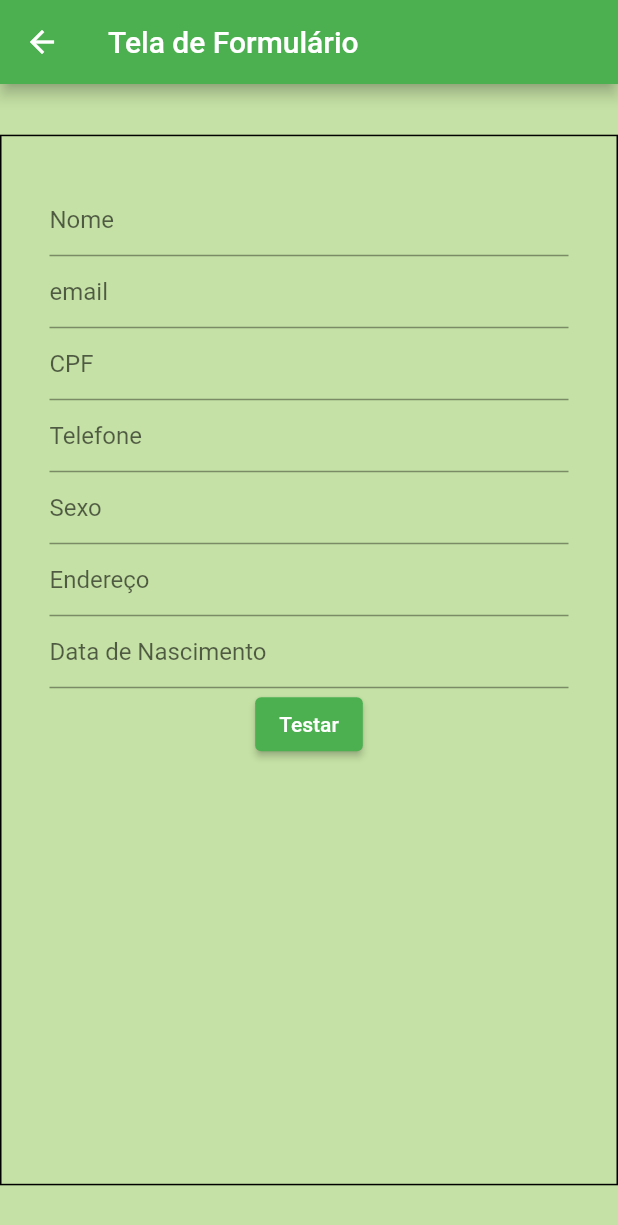
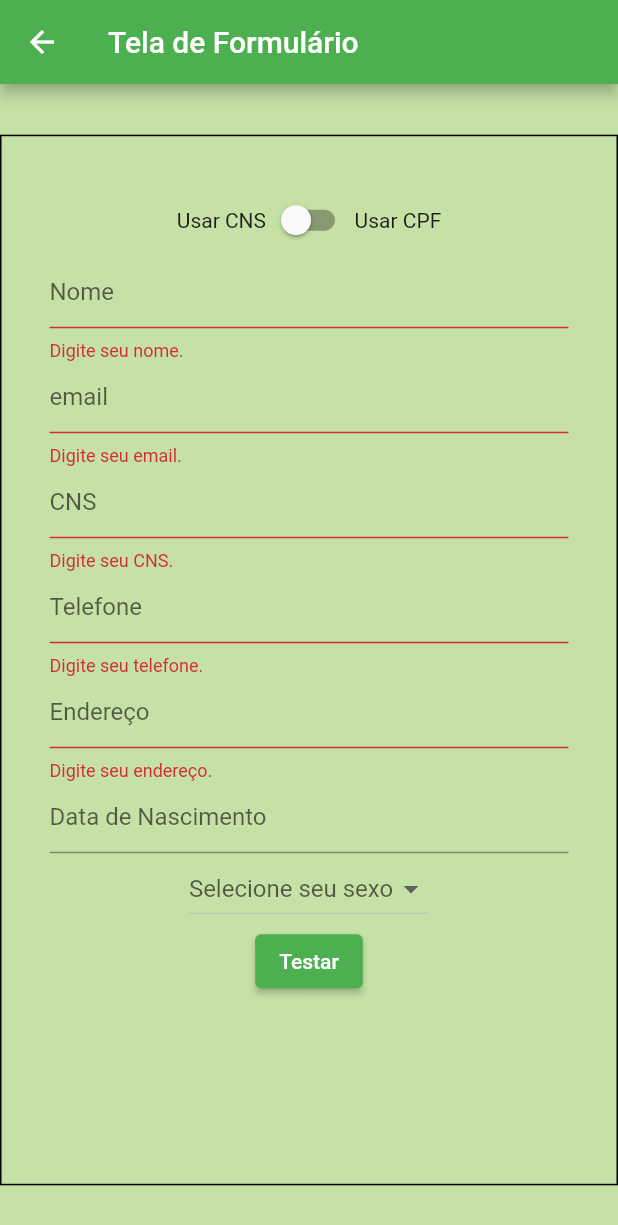
Before and after one commit to mtlira/vaccine-form-scanner, a Flutter app: the TelaFormulario screen opened directly, after a tap on "Testar", on a phone screen of 412 x 824 dp. Shown: the top 1225 px of the screen. Run offline on Flutter 3.47's test engine with Material 2 defaults, Android fonts, the phone set to English and light mode, and no system bars; drawn by our look-alikes of datetime_picker_formfield; our stand-ins replace cloud_firestore, firebase_core, select_form_field; accounts and stored records are empty.

Commit message:
Criação do formulário base conectado ao firebase

```diff
--- a/lib/TelaCadastroAplicador.dart
+++ b/lib/TelaCadastroAplicador.dart
@@ -89,7 +89,7 @@ class _CadastroAplicadorState extends State<CadastroAplicador> {
                   ElevatedButton(
                       onPressed: () async {
                         setState(() => _formKey.currentState!.validate());
-                        registroVacinado(nome);
+                        // registroVacinado(nome);
                         print(nome);
                       },
                       child: Text('Testar'))
--- a/lib/TelaFormulario.dart
+++ b/lib/TelaFormulario.dart
@@ -1,8 +1,9 @@
 import 'package:flutter/material.dart';
+import 'package:flutter/services.dart';
 import 'package:intl/intl.dart';
 import 'package:datetime_picker_formfield/datetime_picker_formfield.dart';
 import 'package:select_form_field/select_form_field.dart';
-
+import 'conexaoFirestore.dart';
 
 class TelaFormulario extends StatefulWidget {
   @override
@@ -10,7 +11,6 @@ class TelaFormulario extends StatefulWidget {
 }
 
 class _TelaFormularioState extends State<TelaFormulario> {
-
   final List<Map<String, dynamic>> _items = [
     {
       'value': 'boxValue',
@@ -22,6 +22,10 @@ class _TelaFormularioState extends State<TelaFormulario> {
     },
   ];
   final _formKey = GlobalKey<FormState>();
+  Map<String, dynamic> vacinado = {};
+  String? dropdownValue;
+  bool botao = false;
+
   @override
   Widget build(BuildContext context) {
     Size tamanhoDispositivo = MediaQuery.of(context).size;
@@ -33,8 +37,8 @@ class _TelaFormularioState extends State<TelaFormulario> {
       ),
       body: Center(
         child: Container(
-          height: tamanhoDispositivo.height*0.85,
-          width: tamanhoDispositivo.height*0.8,
+          height: tamanhoDispositivo.height * 0.85,
+          width: tamanhoDispositivo.height * 0.8,
           decoration: BoxDecoration(border: Border.all()),
           padding: EdgeInsets.all(32),
           child: Form(
@@ -43,41 +47,56 @@ class _TelaFormularioState extends State<TelaFormulario> {
               child: Column(
                 mainAxisAlignment: MainAxisAlignment.spaceEvenly,
                 children: <Widget>[
-                  TextFormField(
-                    decoration: InputDecoration(
-                      hintText: "Nome"
-                    )
+                  Row(
+                    children: [
+                      Spacer(),
+                      Text('Usar CNS'),
+                      Switch(
+                          value: botao,
+                          onChanged: (_) => setState(() {
+                                botao = !botao;
+                              })),
+                      Text('Usar CPF'),
+                      Spacer(),
+                    ],
                   ),
                   TextFormField(
-                    decoration: InputDecoration(
-                      hintText: "email"
-                    )
+                    decoration: InputDecoration(hintText: "Nome"),
+                    validator: (input) =>
+                        input!.isEmpty ? 'Digite seu nome.' : null,
+                    onChanged: (input) => vacinado['Nome'] = input,
                   ),
                   TextFormField(
-                    decoration: InputDecoration(
-                      hintText: "CPF"
-                    )
+                    decoration: InputDecoration(hintText: "email"),
+                    validator: (input) =>
+                        input!.isEmpty ? 'Digite seu email.' : null,
+                    onChanged: (input) => vacinado['Email'] = input,
                   ),
                   TextFormField(
-                    decoration: InputDecoration(
-                      hintText: "Telefone"
-                    )
+                      decoration:
+                          InputDecoration(hintText: botao ? 'CPF' : 'CNS'),
+                      validator: (input) => input!.isEmpty
+                          ? 'Digite seu ${botao ? 'CPF' : 'CNS'}.'
+                          : null,
+                      onChanged: (input) =>
+                          vacinado[botao ? 'CPF' : 'CNS'] = input,
+                      keyboardType: TextInputType.number),
+                  TextFormField(
+                    decoration: InputDecoration(hintText: "Telefone"),
+                    validator: (input) =>
+                        input!.isEmpty ? 'Digite seu telefone.' : null,
+                    onChanged: (input) => vacinado['Telefone'] = input,
+                    keyboardType: TextInputType.number,
                   ),
                   TextFormField(
-                    decoration: InputDecoration(
-                      hintText: "Sexo"
-                    )
-                  ),
-
-                  TextFormField(
-                    decoration: InputDecoration(
-                      hintText: "Endereço"
-                    )
+                    decoration: InputDecoration(hintText: "Endereço"),
+                    validator: (input) =>
+                        input!.isEmpty ? 'Digite seu endereço.' : null,
+                    onChanged: (input) => vacinado['Endereço'] = input,
                   ),
                   DateTimeField(
-                    decoration: InputDecoration(
-                      hintText: "Data de Nascimento"
-                    ),
+                    decoration: InputDecoration(hintText: "Data de Nascimento"),
+                    onChanged: (input) => vacinado['Data'] = input,
                     format: format,
                     onShowPicker: (context, currentValue) {
                       return showDatePicker(
@@ -87,9 +106,32 @@ class _TelaFormularioState extends State<TelaFormulario> {
                           lastDate: DateTime(2022));
                     },
                   ),
+                  DropdownButton<String>(
+                    value: dropdownValue,
+                    hint: Text('Selecione seu sexo'),
+                    dropdownColor: Colors.lightGreen[200],
+                    onChanged: (String? newValue) {
+                      setState(() {
+                        dropdownValue = newValue!;
+                        vacinado['Sexo'] = dropdownValue;
+                      });
+                    },
+                    items: <String>['Masculino', 'Feminino']
+                        .map<DropdownMenuItem<String>>((String value) {
+                      return DropdownMenuItem<String>(
+                        value: value,
+                        child: Text(value),
+                      );
+                    }).toList(),
+                  ),
                   ElevatedButton(
                       onPressed: () async {
-                          setState(() => _formKey.currentState!.validate());
+                        print(vacinado);
+                        setState(() {
+                          if (_formKey.currentState!.validate()) {
+                            registroVacinado(vacinado);
+                          }
+                        });
                       },
                       child: Text('Testar'))
                 ],
--- a/lib/conexaoFirestore.dart
+++ b/lib/conexaoFirestore.dart
@@ -1,14 +1,28 @@
 import 'package:cloud_firestore/cloud_firestore.dart';
 import 'package:firebase_core/firebase_core.dart';
 
-Future<void> registroVacinado(String? nome) async {
+Future<void> registroVacinado(Map<String, dynamic> vacinado) async {
   try {
     await Firebase.initializeApp();
     await FirebaseFirestore.instance
         .collection('vacinados')
-        .doc(nome)
-        .set({'nome': nome});
+        .doc(_cpfOuCns(vacinado))
+        .set({
+      'nome': vacinado['Nome'],
+      'email': vacinado['Email'],
+      'CPF': vacinado['CPF'],
+      'CNS': vacinado['CNS'],
+      'Telefone': vacinado['Telefone'],
+      'Sexo': vacinado['Sexo'],
+      'Endereco': vacinado['Endereço'],
+      'Data de nascimento': vacinado['Data']
+    });
   } catch (e) {
     print("pegou " + e.toString());
   }
 }
+
+String _cpfOuCns(Map<String, dynamic> vacinado) {
+  if (vacinado['CPF'] == null) return vacinado['CNS'];
+  return vacinado['CPF'];
+}
```
Also changed, not shown: pubspec.lock. Lines whose indentation alone changed are shown as unchanged.
